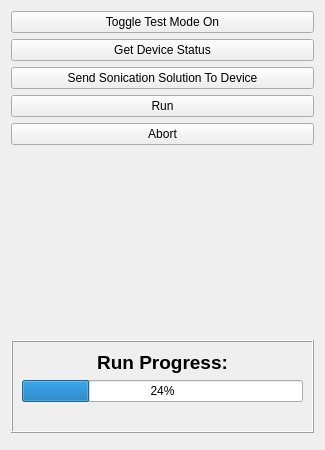
OpenwaterHealth/SlicerOpenLIFU, file OpenLIFUSonicationControl/Resources/UI/OpenLIFUSonicationControl.ui: the form before one commit.
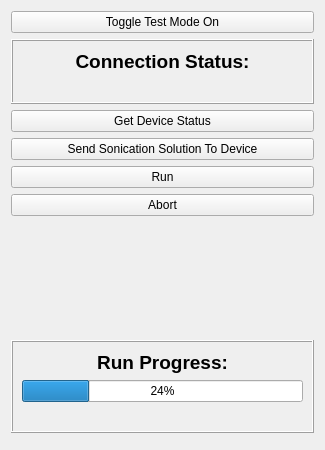
The form after the commit. Custom widgets are drawn as their Qt base class.

Commit message:
Display connection status of LIFUInterface (#140)
Add a QFrame which contains a QLabel displaying the connected state of
the LIFU device. Since we switched to using a singleton, the state label
is set based on whether both LIFU devices (TX;HV) are connected.
Furthermore, the signals from LIFUInterface related to its connectedness
state changing update the widget through the callbacks registered in the
logic.

The edit to the form file:
```diff
--- a/OpenLIFUSonicationControl/Resources/UI/OpenLIFUSonicationControl.ui
+++ b/OpenLIFUSonicationControl/Resources/UI/OpenLIFUSonicationControl.ui
@@ -24,6 +24,38 @@
      </property>
     </widget>
    </item>
+   <item>
+    <widget class="QFrame" name="connectedStateFrame">
+     <property name="frameShape">
+      <enum>QFrame::Box</enum>
+     </property>
+     <property name="frameShadow">
+      <enum>QFrame::Raised</enum>
+     </property>
+     <layout class="QVBoxLayout" name="verticalLayout_2">
+      <item>
+       <widget class="QLabel" name="connectedStateFrameTitle">
+        <property name="text">
+         <string>&lt;html&gt;&lt;head/&gt;&lt;body&gt;&lt;p&gt;&lt;span style=&quot; font-size:14pt; font-weight:600;&quot;&gt;Connection Status:&lt;/span&gt;&lt;/p&gt;&lt;/body&gt;&lt;/html&gt;</string>
+        </property>
+        <property name="alignment">
+         <set>Qt::AlignCenter</set>
+        </property>
+        <property name="margin">
+         <number>0</number>
+        </property>
+       </widget>
+      </item>
+      <item>
+       <widget class="QLabel" name="connectedStateLabel">
+        <property name="alignment">
+         <set>Qt::AlignCenter</set>
+        </property>
+       </widget>
+      </item>
+     </layout>
+    </widget>
+   </item>
    <item>
     <widget class="QPushButton" name="manuallyGetDeviceStatusPushButton">
      <property name="toolTip">
```
The commit also changes 1 other file.
